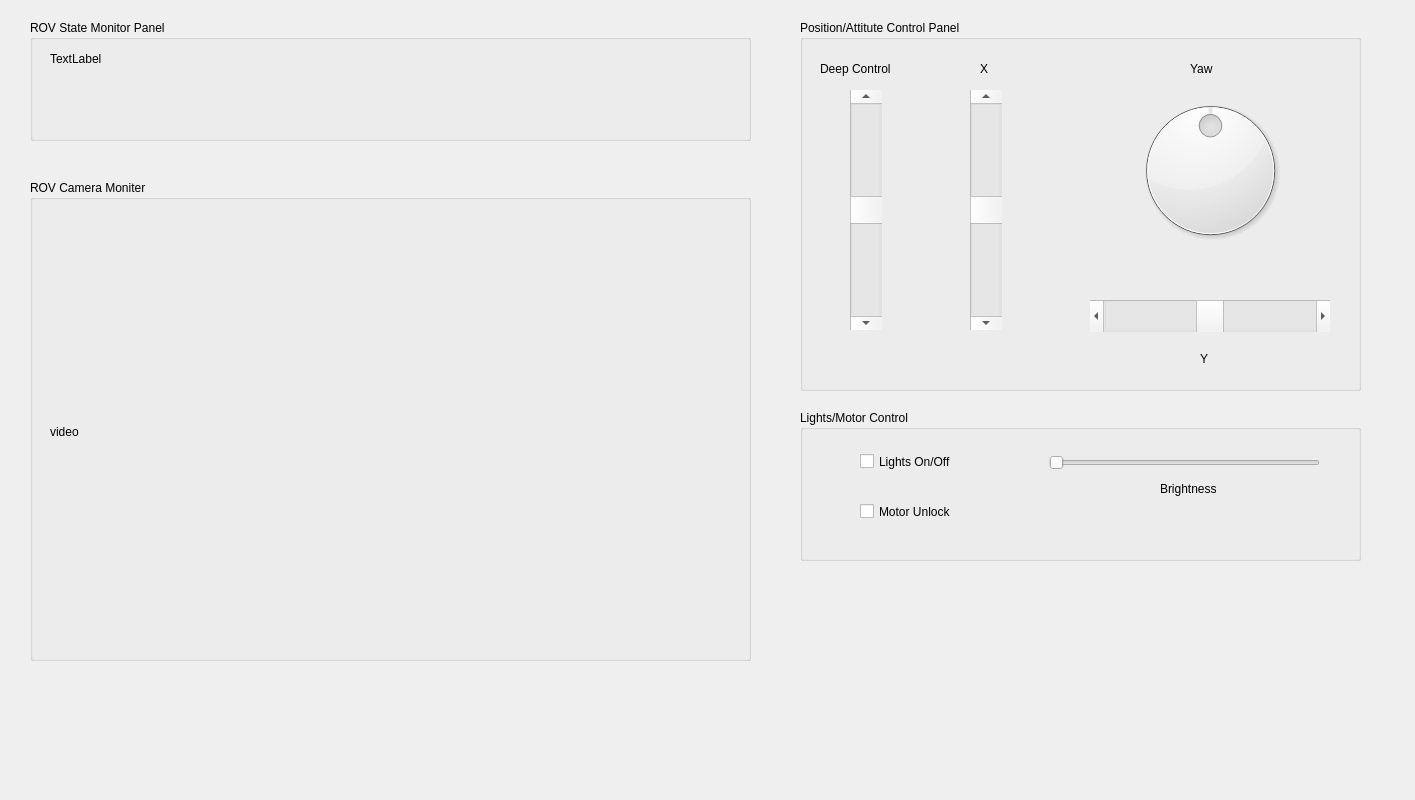
Before: the Qt Designer form rov_groundstation.ui in HaskiDuan/ROVGS, drawn with Qt 5.
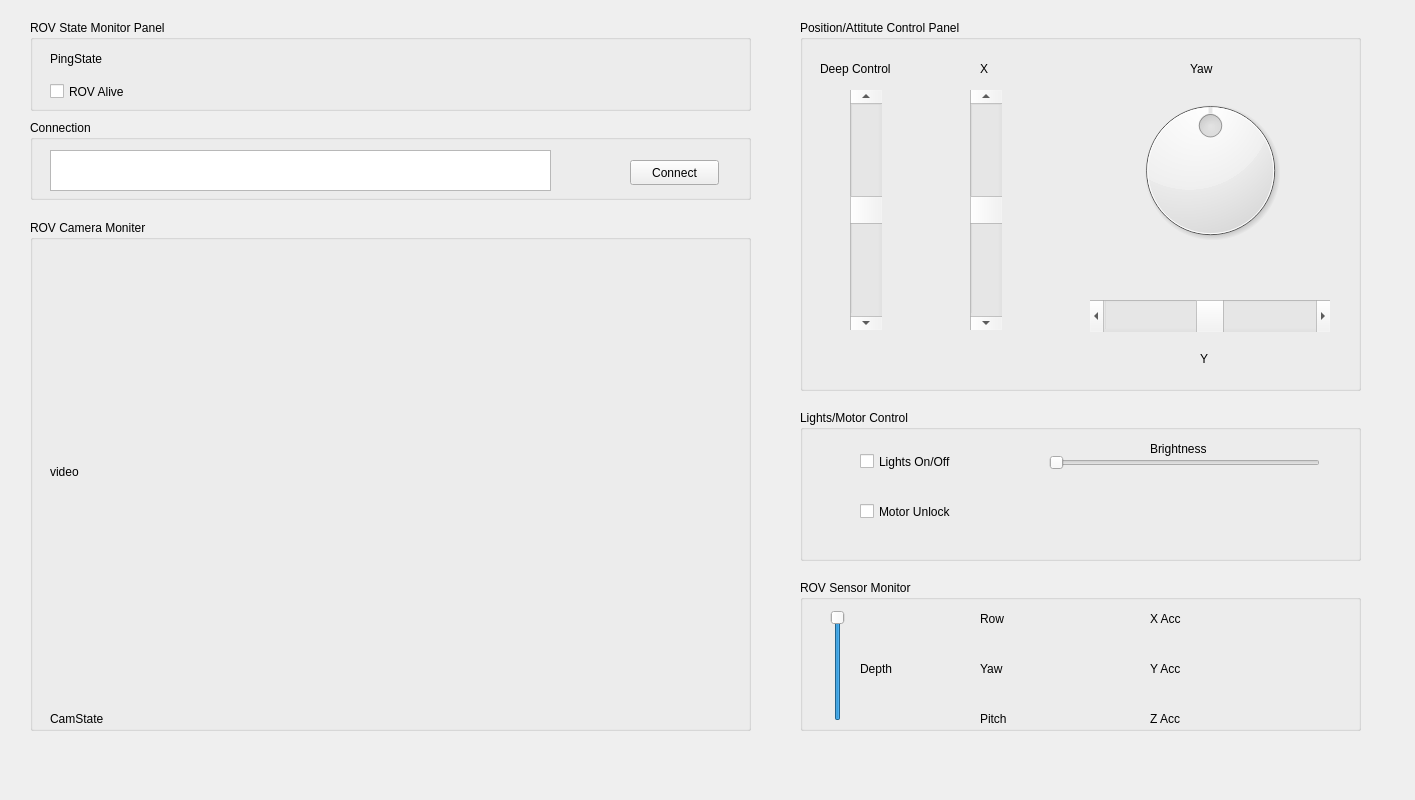
After: the same form once the commit is applied.

Diff of the .ui file:
```diff
--- a/rov_groundstation.ui
+++ b/rov_groundstation.ui
@@ -198,8 +198,8 @@
    <widget class="QLabel" name="label_5">
     <property name="geometry">
      <rect>
-      <x>360</x>
-      <y>70</y>
+      <x>350</x>
+      <y>30</y>
       <width>81</width>
       <height>17</height>
      </rect>
@@ -228,7 +228,7 @@
      <x>30</x>
      <y>20</y>
      <width>721</width>
-     <height>121</height>
+     <height>91</height>
     </rect>
    </property>
    <property name="title">
@@ -244,7 +244,20 @@
      </rect>
     </property>
     <property name="text">
-     <string>TextLabel</string>
+     <string>PingState</string>
+    </property>
+   </widget>
+   <widget class="QCheckBox" name="checkBox_2">
+    <property name="geometry">
+     <rect>
+      <x>20</x>
+      <y>60</y>
+      <width>92</width>
+      <height>23</height>
+     </rect>
+    </property>
+    <property name="text">
+     <string>ROV Alive</string>
     </property>
    </widget>
   </widget>
@@ -252,9 +265,9 @@
    <property name="geometry">
     <rect>
      <x>30</x>
-     <y>180</y>
+     <y>220</y>
      <width>721</width>
-     <height>481</height>
+     <height>511</height>
     </rect>
    </property>
    <property name="title">
@@ -271,6 +284,181 @@
     </property>
     <property name="text">
      <string>video</string>
+    </property>
+   </widget>
+   <widget class="QLabel" name="labelCamState">
+    <property name="geometry">
+     <rect>
+      <x>20</x>
+      <y>490</y>
+      <width>691</width>
+      <height>17</height>
+     </rect>
+    </property>
+    <property name="text">
+     <string>CamState</string>
+    </property>
+   </widget>
+  </widget>
+  <widget class="QGroupBox" name="groupBox">
+   <property name="geometry">
+    <rect>
+     <x>800</x>
+     <y>580</y>
+     <width>561</width>
+     <height>151</height>
+    </rect>
+   </property>
+   <property name="title">
+    <string>ROV Sensor Monitor</string>
+   </property>
+   <widget class="QSlider" name="depthSlider">
+    <property name="geometry">
+     <rect>
+      <x>30</x>
+      <y>30</y>
+      <width>16</width>
+      <height>111</height>
+     </rect>
+    </property>
+    <property name="minimum">
+     <number>-300</number>
+    </property>
+    <property name="maximum">
+     <number>0</number>
+    </property>
+    <property name="singleStep">
+     <number>1</number>
+    </property>
+    <property name="orientation">
+     <enum>Qt::Vertical</enum>
+    </property>
+   </widget>
+   <widget class="QLabel" name="depthLabel">
+    <property name="geometry">
+     <rect>
+      <x>60</x>
+      <y>80</y>
+      <width>111</width>
+      <height>17</height>
+     </rect>
+    </property>
+    <property name="text">
+     <string>Depth</string>
+    </property>
+   </widget>
+   <widget class="QLabel" name="rowLabel">
+    <property name="geometry">
+     <rect>
+      <x>180</x>
+      <y>30</y>
+      <width>101</width>
+      <height>17</height>
+     </rect>
+    </property>
+    <property name="text">
+     <string>Row</string>
+    </property>
+   </widget>
+   <widget class="QLabel" name="yawLabel">
+    <property name="geometry">
+     <rect>
+      <x>180</x>
+      <y>80</y>
+      <width>121</width>
+      <height>17</height>
+     </rect>
+    </property>
+    <property name="text">
+     <string>Yaw</string>
+    </property>
+   </widget>
+   <widget class="QLabel" name="pitchLabel">
+    <property name="geometry">
+     <rect>
+      <x>180</x>
+      <y>130</y>
+      <width>121</width>
+      <height>17</height>
+     </rect>
+    </property>
+    <property name="text">
+     <string>Pitch</string>
+    </property>
+   </widget>
+   <widget class="QLabel" name="xaccLabel">
+    <property name="geometry">
+     <rect>
+      <x>350</x>
+      <y>30</y>
+      <width>111</width>
+      <height>17</height>
+     </rect>
+    </property>
+    <property name="text">
+     <string>X Acc</string>
+    </property>
+   </widget>
+   <widget class="QLabel" name="yaccLabel">
+    <property name="geometry">
+     <rect>
+      <x>350</x>
+      <y>80</y>
+      <width>67</width>
+      <height>17</height>
+     </rect>
+    </property>
+    <property name="text">
+     <string>Y Acc</string>
+    </property>
+   </widget>
+   <widget class="QLabel" name="zaccLabel">
+    <property name="geometry">
+     <rect>
+      <x>350</x>
+      <y>130</y>
+      <width>67</width>
+      <height>17</height>
+     </rect>
+    </property>
+    <property name="text">
+     <string>Z Acc</string>
+    </property>
+   </widget>
+  </widget>
+  <widget class="QGroupBox" name="groupBox_2">
+   <property name="geometry">
+    <rect>
+     <x>30</x>
+     <y>120</y>
+     <width>721</width>
+     <height>80</height>
+    </rect>
+   </property>
+   <property name="title">
+    <string>Connection</string>
+   </property>
+   <widget class="QTextBrowser" name="textBrowser">
+    <property name="geometry">
+     <rect>
+      <x>20</x>
+      <y>30</y>
+      <width>501</width>
+      <height>41</height>
+     </rect>
+    </property>
+   </widget>
+   <widget class="QPushButton" name="pushButton">
+    <property name="geometry">
+     <rect>
+      <x>600</x>
+      <y>40</y>
+      <width>89</width>
+      <height>25</height>
+     </rect>
+    </property>
+    <property name="text">
+     <string>Connect</string>
     </property>
    </widget>
   </widget>
```
